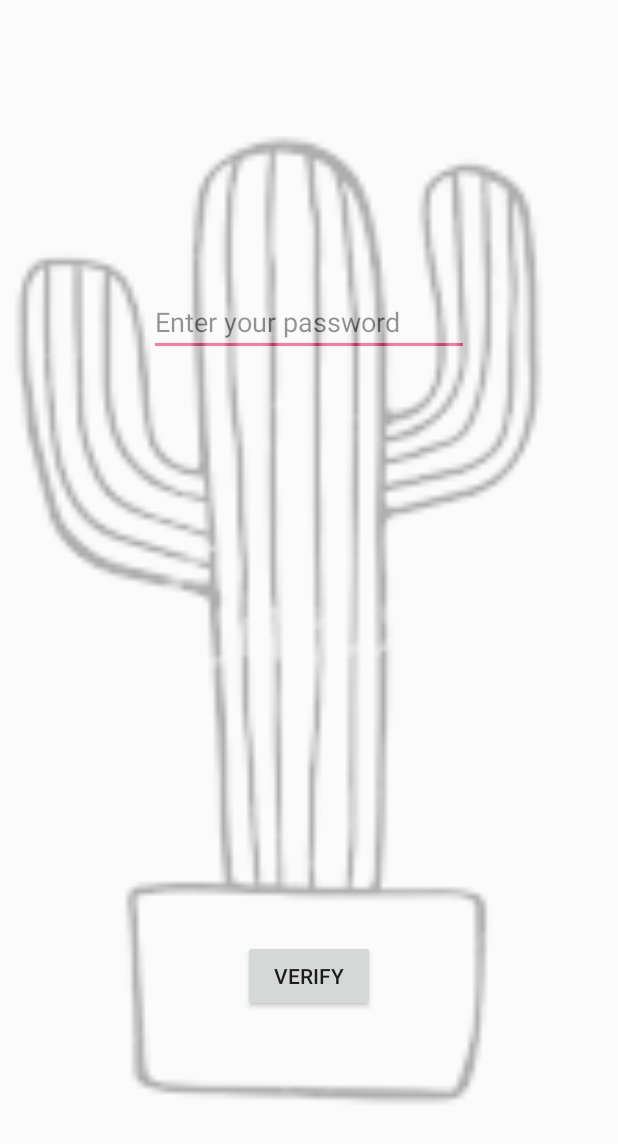
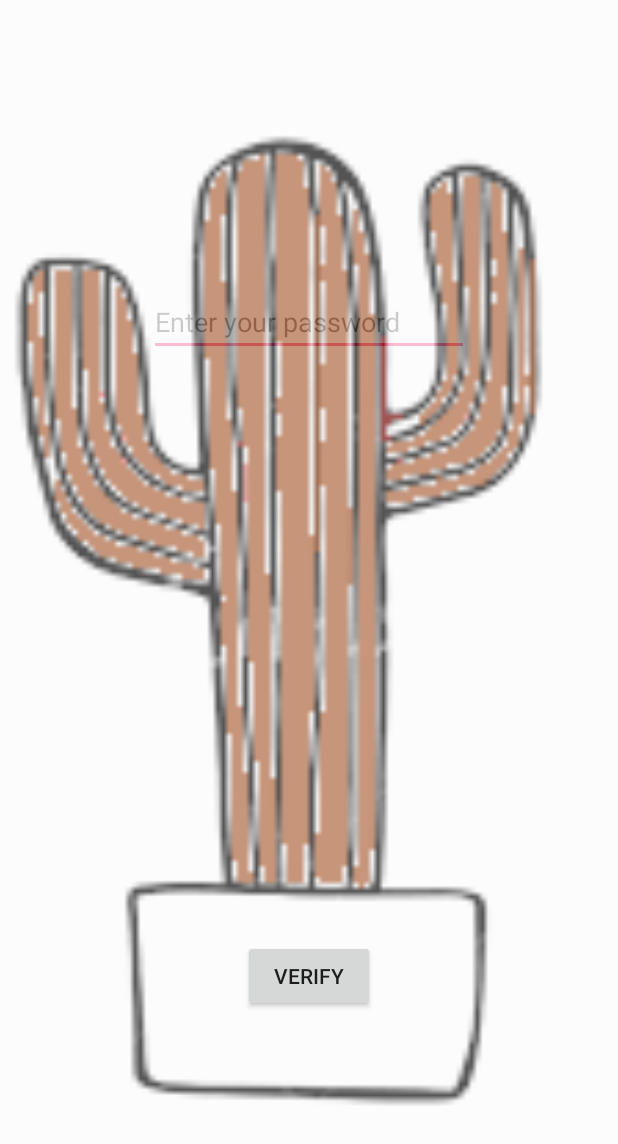
Before and after one commit to Mernest/PocketLockit, an Android app: the layout activity_main.xml on its own in the app's theme, with its tools: preview values and no code run, on a phone screen of 412 x 824 dp. Shown: the top 1144 px of the screen. Run offline under Robolectric (Android 15) with nearby library versions, the phone set to English and light mode, and no system bars.

Commit message:
additional UI

```diff
--- a/app/src/main/java/com/example/ernest/pocketlockit/PasswordChangeActivity.java
+++ b/app/src/main/java/com/example/ernest/pocketlockit/PasswordChangeActivity.java
@@ -70,6 +70,7 @@ public class PasswordChangeActivity extends AppCompatActivity {
         super.onCreate(savedInstanceState);
         setContentView(R.layout.activity_password_change);
 
+
         saveButton = (Button) findViewById(R.id.saveButton);
         currentPasswordEditText = (EditText) findViewById(R.id.currentPasswordEditText);
         newPasswordEditText = (EditText) findViewById(R.id.newPasswordEditText);
--- a/app/src/main/res/layout/activity_main.xml
+++ b/app/src/main/res/layout/activity_main.xml
@@ -29,12 +29,30 @@
         android:text="Verify" />
 
     <ImageView
-        android:id="@+id/imageView3"
+    android:id="@+id/cactus"
+    android:layout_width="match_parent"
+    android:layout_height="match_parent"
+    android:alpha="0.3"
+    android:background="#00000000"
+    android:scaleType="centerCrop"
+    android:src="@drawable/download" />
+
+    <ImageView
+        android:id="@+id/greencactus"
         android:layout_width="match_parent"
         android:layout_height="match_parent"
         android:alpha="0.3"
         android:background="#00000000"
         android:scaleType="centerCrop"
-        android:src="@drawable/download" />
+        android:src="@drawable/greendownload" />
+
+    <ImageView
+        android:id="@+id/redcactus"
+        android:layout_width="match_parent"
+        android:layout_height="match_parent"
+        android:alpha="0.3"
+        android:background="#00000000"
+        android:scaleType="centerCrop"
+        android:src="@drawable/reddownload" />
 
 </RelativeLayout>
```
Also changed, not shown: app/src/main/AndroidManifest.xml (+6 -1 lines), app/src/main/java/com/example/ernest/pocketlockit/LockUnlockActivity.java (+29 -0 lines), app/src/main/java/com/example/ernest/pocketlockit/MainActivity.java (+32 -1 lines), app/src/main/res/layout/activity_lock_unlock.xml (+18 -1 lines), app/src/main/res/drawable-hdpi/greendownload.png (added), app/src/main/res/drawable-hdpi/reddownload.png (added).
